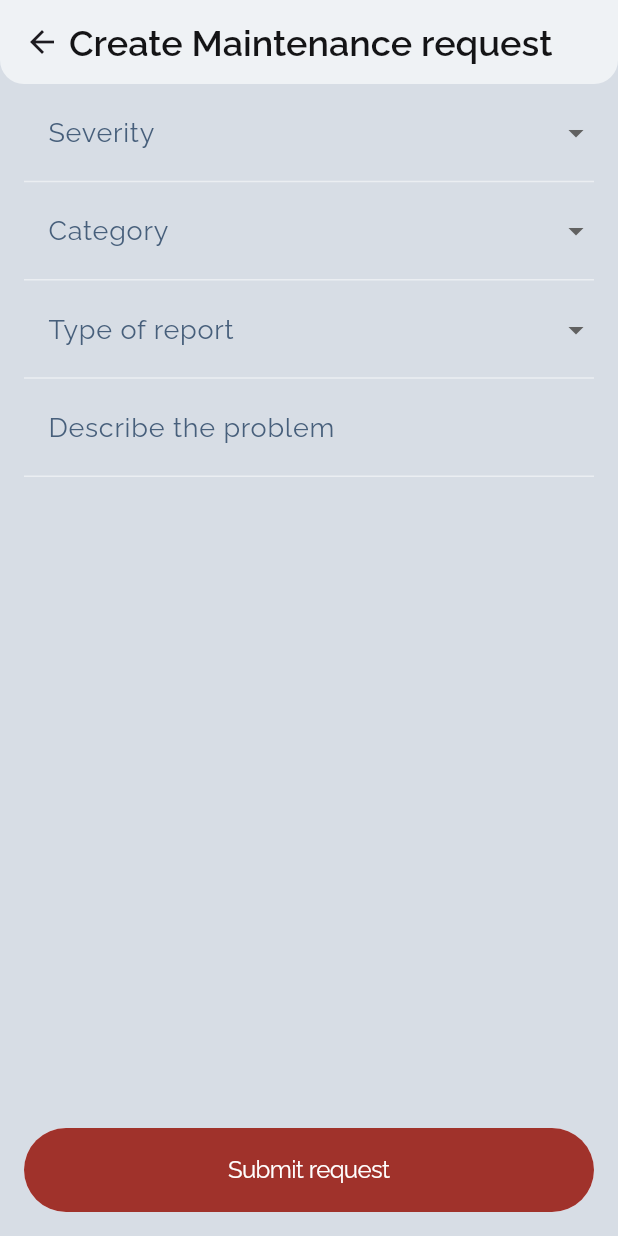
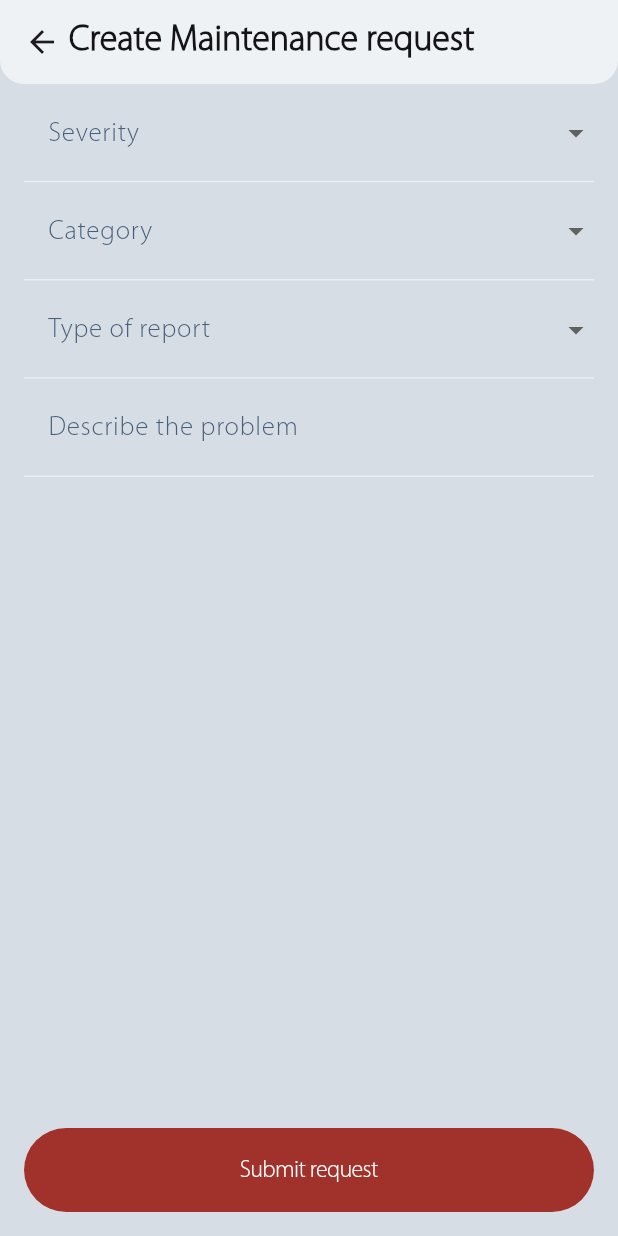
Before and after one commit to Naledi-tech-Hub/BHC_Mobile_App, a Flutter app: the screen it shows after launch, item 4 of the bottom bar chosen, after a tap on "New maintenance request", on a phone screen of 412 x 824 dp. Run offline on Flutter 3.47's test engine with Material 3 defaults, Android fonts, the phone set to English and light mode, and no system bars; our stand-ins replace bloc, dropdown_button2, easy_localization, file_picker, flutter_bloc, flutter_map and 9 more; missing offline and left inert: flutter_email_sender, flutter_map_marker_cluster, flutter_osm_plugin.

Commit message:
work on file upload

```diff
--- a/lib/assets/text_styles.dart
+++ b/lib/assets/text_styles.dart
@@ -1,6 +1,6 @@
 import 'package:flutter/material.dart';
 
-const fontFamily = 'Raleway';
+const fontFamily = 'MYRIADPRO';
 
 abstract class AppTextStyles {
   static const zero = TextStyle(fontSize: 0.01);
--- a/lib/features/ui/pages/house_details_page/house_details_page.dart
+++ b/lib/features/ui/pages/house_details_page/house_details_page.dart
@@ -128,10 +128,11 @@ class _Body extends StatelessWidget {
           ),
           gapH8,
           Row(
-            crossAxisAlignment: CrossAxisAlignment.end,
+            crossAxisAlignment: CrossAxisAlignment.baseline,
+            textBaseline: TextBaseline.alphabetic,
             children: [
               Text(
-                '3 945 000',
+                '3 945 000 ',
                 style: AppTextStyles.s22w600,
               ),
               Text(
--- a/lib/features/ui/pages/houses_page/houses_list.dart
+++ b/lib/features/ui/pages/houses_page/houses_list.dart
@@ -58,7 +58,8 @@ class _HouseTile extends StatelessWidget {
           ),
           gapH12,
           Row(
-            crossAxisAlignment: CrossAxisAlignment.end,
+            crossAxisAlignment: CrossAxisAlignment.baseline,
+            textBaseline: TextBaseline.alphabetic,
             children: [
               Text('Villa', style: AppTextStyles.s20w500),
               spacer,
--- a/lib/features/ui/pages/report_page/create_report_page.dart
+++ b/lib/features/ui/pages/report_page/create_report_page.dart
@@ -3,6 +3,7 @@ import 'package:bhc_mobile_app/assets/text_styles.dart';
 import 'package:bhc_mobile_app/features/ui/widgets/app_bar.dart';
 import 'package:bhc_mobile_app/features/ui/widgets/custom_text_field.dart';
 import 'package:bhc_mobile_app/features/ui/widgets/widget_wrapper_button.dart';
+import 'package:file_picker/file_picker.dart';
 import 'package:flutter/material.dart';
 
 import '../../../../assets/app_sizes.dart';
@@ -194,7 +195,10 @@ class _CreateReportPageState extends State<CreateReportPage> {
               gapH16,
               if (reportType == 'Fault')
                 WidgetButton(
-                  onPressed: () {},
+                  onPressed: () async {
+                    FilePickerResult? result = await FilePicker.platform
+                        .pickFiles(allowMultiple: true, type: FileType.media);
+                  },
                   child: Row(
                     children: [
                       Icon(
--- a/lib/features/ui/pages/report_page/report_page.dart
+++ b/lib/features/ui/pages/report_page/report_page.dart
@@ -75,6 +75,8 @@ class ReportPage extends StatelessWidget {
                             style: AppTextStyles.s20w500,
                           ),
                         ),
+                        Text(status[index]),
+                        gapW4,
                         Icon(Icons.arrow_forward_outlined)
                       ],
                     ),
@@ -110,3 +112,4 @@ class ReportPage extends StatelessWidget {
 final content = ['Electricity', 'Plumbing', 'Complaints'];
 final no = ['No: 395-63-56', 'No: 395-63-56', 'No: 395-63-56'];
 final date = ['24.05.2024', '01.01.2024', '30.11.2023'];
+final status = ['Completed', 'In progress', 'Canceled'];
```
Also changed, not shown: pubspec.yaml (+7 -8 lines), assets/fonts/MYRIADPRO-BOLD.OTF (added), assets/fonts/MYRIADPRO-BOLDCOND.OTF (added), assets/fonts/MYRIADPRO-COND.OTF (added), assets/fonts/MYRIADPRO-REGULAR.OTF (added), assets/fonts/MYRIADPRO-SEMIBOLD.OTF (added), assets/fonts/MyriadPro-Light.otf (added), assets/fonts/Raleway-Bold.ttf (deleted), assets/fonts/Raleway-ExtraLight.ttf (deleted), assets/fonts/Raleway-Light.ttf (deleted), assets/fonts/Raleway-Medium.ttf (deleted), assets/fonts/Raleway-Regular.ttf (deleted), assets/fonts/Raleway-SemiBold.ttf (deleted), assets/fonts/Raleway-Thin.ttf (deleted), 2 other files.
